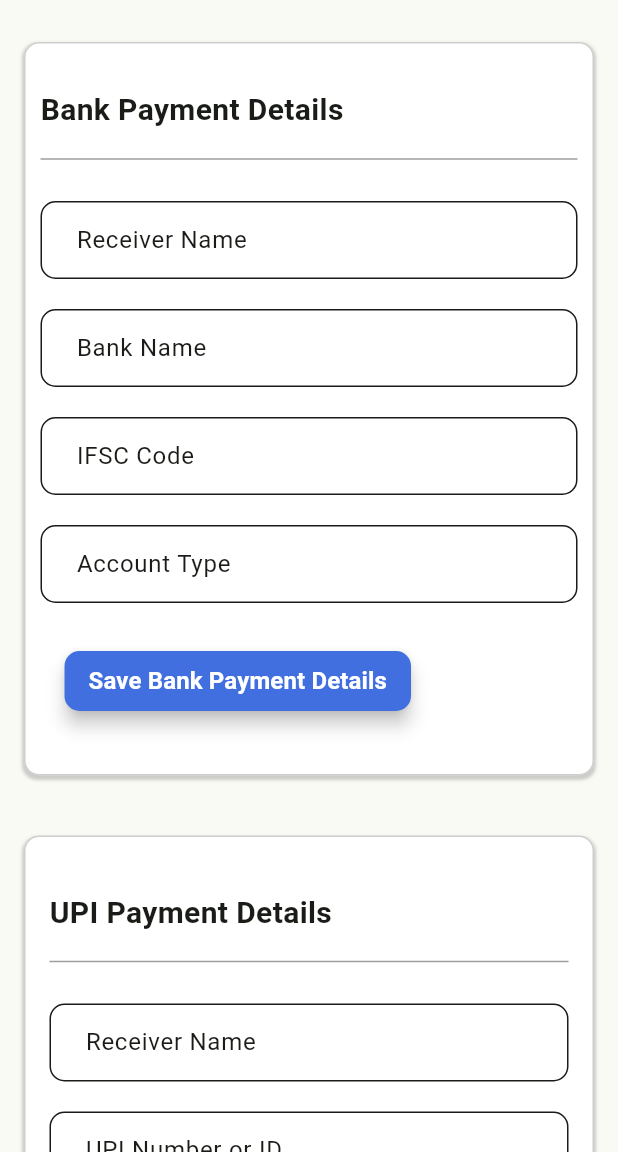
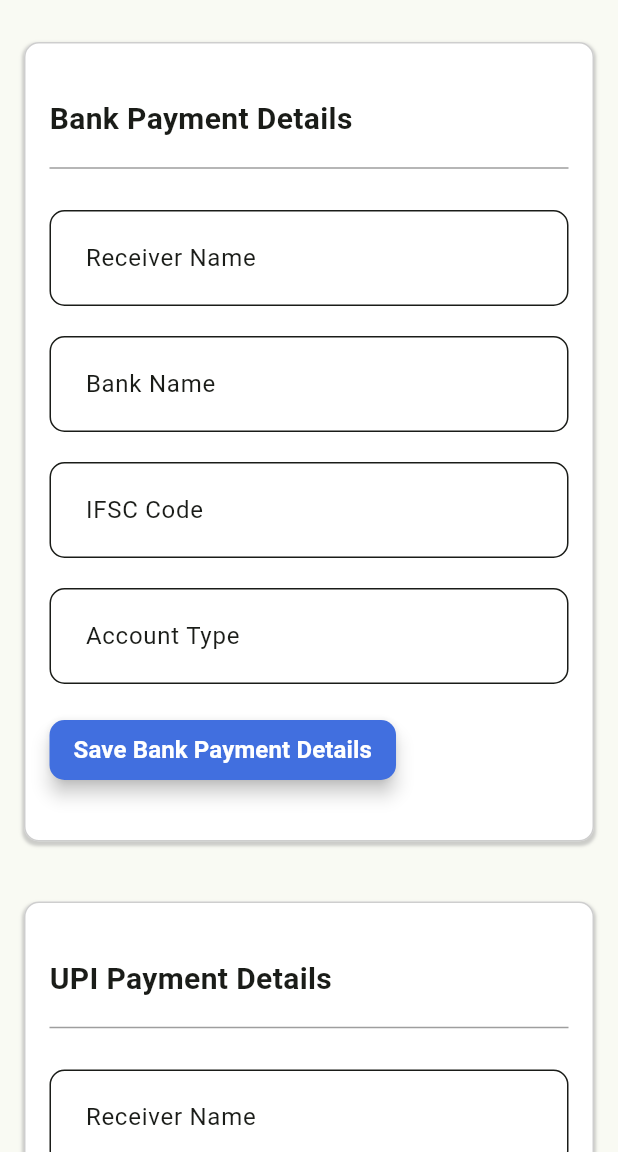
Before and after one commit to Najmuddin78/card, a Flutter app: the PaymentDetailsScreen screen opened directly, on a phone screen of 412 x 824 dp, the part 84-1236 px from its top. Run offline on Flutter 3.47's test engine with Material 3 defaults, Android fonts, the phone set to English and light mode, and no system bars; our stand-ins replace curved_navigation_bar, flutter_colorpicker, image_picker, shared_preferences; accounts and stored records are empty.

Commit message:
bak payment padding change

```diff
--- a/lib/screens/paymentdetails_screen.dart
+++ b/lib/screens/paymentdetails_screen.dart
@@ -73,7 +73,7 @@ class _PaymentDetailsScreenState extends State<PaymentDetailsScreen> {
             ),
           ),
           child: Padding(
-            padding: const EdgeInsets.all(10),
+            padding: const EdgeInsets.all(16), // Same padding for all fields in this container
             child: Column(
               crossAxisAlignment: CrossAxisAlignment.start,
               children: [
@@ -125,7 +125,7 @@ class _PaymentDetailsScreenState extends State<PaymentDetailsScreen> {
             ),
           ),
           child: Padding(
-            padding: const EdgeInsets.all(16),
+            padding: const EdgeInsets.all(16), // Same padding for all fields in this container
             child: Column(
               crossAxisAlignment: CrossAxisAlignment.start,
               children: [
@@ -228,8 +228,7 @@ class _PaymentDetailsScreenState extends State<PaymentDetailsScreen> {
           borderRadius: BorderRadius.circular(10.0),
         ),
         errorText: errorText,
-        contentPadding:
-            const EdgeInsets.symmetric(vertical: 14, horizontal: 20),
+        contentPadding: EdgeInsets.all(20.0), // Applying the same padding
       ),
     );
   }
@@ -239,13 +238,10 @@ class _PaymentDetailsScreenState extends State<PaymentDetailsScreen> {
       width: double.infinity,
       child: Align(
         alignment: Alignment.centerLeft,
-        child: Padding(
-          padding: const EdgeInsets.symmetric(horizontal: 16.0, vertical: 8.0),
         child: ElevatedButton(
           onPressed: onPressed,
           style: ElevatedButton.styleFrom(
-              padding:
-                  const EdgeInsets.symmetric(horizontal: 16.0, vertical: 8.0),
+              padding: const EdgeInsets.symmetric(horizontal: 16.0, vertical: 8.0),
             shape: RoundedRectangleBorder(
               borderRadius: BorderRadius.circular(10),
             ),
@@ -256,7 +252,6 @@ class _PaymentDetailsScreenState extends State<PaymentDetailsScreen> {
             style: const TextStyle(
               fontSize: 16,
               fontWeight: FontWeight.bold,
-              ),
             ),
           ),
         ),
```
Lines whose indentation alone changed are shown as unchanged.
